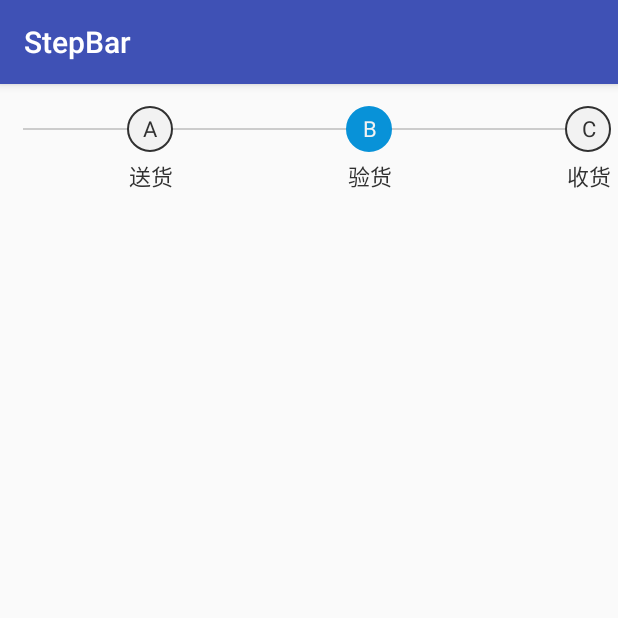
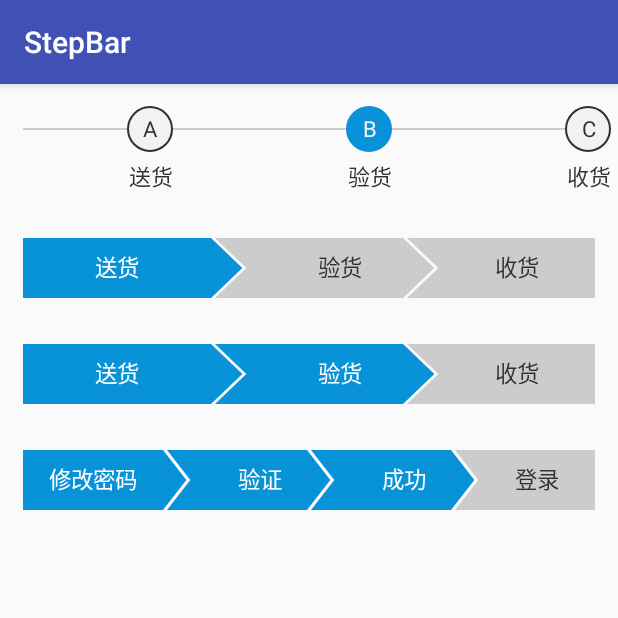
Before and after one commit to nanchen2251/StepBarView, an Android app: the screen it shows after launch (MainActivity), on a phone screen of 412 x 824 dp, the top half of it. Run offline under Robolectric (Android 15) with nearby library versions, the phone set to English and light mode, and no system bars.

Commit message:
增加第二种样式的 View

```diff
--- a/app/src/main/res/layout/activity_main.xml
+++ b/app/src/main/res/layout/activity_main.xml
@@ -1,10 +1,11 @@
 <?xml version="1.0" encoding="utf-8"?>
-<android.support.constraint.ConstraintLayout
+<LinearLayout
     xmlns:android="http://schemas.android.com/apk/res/android"
     xmlns:app="http://schemas.android.com/apk/res-auto"
     xmlns:tools="http://schemas.android.com/tools"
     android:layout_width="match_parent"
     android:layout_height="match_parent"
+    android:orientation="vertical"
     tools:context=".MainActivity">
 
     <com.nanchen.stepbarview.StepBarView
@@ -16,4 +17,26 @@
         app:step_check_number="1"
         app:step_top_name="@array/topNames"/>
 
-</android.support.constraint.ConstraintLayout>
+
+    <com.nanchen.stepbarview.StepView
+        android:layout_width="match_parent"
+        android:layout_height="wrap_content"
+        android:padding="15dp"
+        app:step_names="@array/bottomNames"/>
+
+
+    <com.nanchen.stepbarview.StepView
+        android:layout_width="match_parent"
+        android:layout_height="wrap_content"
+        android:padding="15dp"
+        app:check_num="1"
+        app:step_names="@array/bottomNames"/>
+
+    <com.nanchen.stepbarview.StepView
+        android:layout_width="match_parent"
+        android:layout_height="wrap_content"
+        android:padding="15dp"
+        app:check_num="2"
+        app:step_names="@array/stepNames"/>
+
+</LinearLayout>
--- a/app/src/main/res/values/strings.xml
+++ b/app/src/main/res/values/strings.xml
@@ -12,4 +12,12 @@
         <item>B</item>
         <item>C</item>
     </string-array>
+
+
+    <string-array name="stepNames">
+        <item>修改密码</item>
+        <item>验证</item>
+        <item>成功</item>
+        <item>登录</item>
+    </string-array>
 </resources>
--- /dev/null
+++ b/stepbarview/src/main/java/com/nanchen/stepbarview/StepView.java
@@ -0,0 +1,183 @@
+package com.nanchen.stepbarview;
+
+import android.content.Context;
+import android.content.res.TypedArray;
+import android.graphics.Canvas;
+import android.graphics.Color;
+import android.graphics.Paint;
+import android.graphics.Paint.FontMetrics;
+import android.graphics.Paint.Style;
+import android.graphics.Path;
+import android.support.annotation.Nullable;
+import android.util.AttributeSet;
+import android.util.Log;
+import android.util.TypedValue;
+import android.view.View;
+
+import java.util.ArrayList;
+import java.util.Arrays;
+import java.util.List;
+
+/**
+ * Author: nanchen
+ * Email: liushilin520@foxmail.com
+ * Date: 2018-05-25  14:03
+ */
+public class StepView extends View {
+
+    private static final String TAG = "StepView";
+    private static final int DEFAULT_COLOR_BG_CHECKED = Color.parseColor("#0892d8");
+    private static final int DEFAULT_COLOR_BG_UNCHECKED = Color.parseColor("#CCCCCC");
+    private static final int DEFAULT_COLOR_TV_CHECKED = Color.parseColor("#ffffff");
+    private static final int DEFAULT_COLOR_TV_UNCHECKED = Color.parseColor("#313131");
+    private static final int DEFAULT_STEP_HEIGHT = 40;
+    private static final int DEFAULT_PADDING = 3; // 默认间距
+
+
+    private Paint mPaint;  // 画笔
+    private int mColorBgChecked; // 已经进行了的步骤的颜色
+    private int mColorBgUnchecked; // 未进行步骤的颜色
+    private int mColorTvChecked; // 进行步骤的文本颜色
+    private int mColorTvUnchecked; // 未进行步骤的文本颜色
+    private List<String> mStepNames = new ArrayList<>();// 用于存放步骤 Title
+    private float mStepWidth;
+    private float mStepHeight;
+    private float mTipWidth;
+    private Path mPath;
+    private int mCheckedNum;
+    private int mPadding;
+    private int mStepNum;
+
+
+    public StepView(Context context) {
+        this(context, null);
+    }
+
+    public StepView(Context context, @Nullable AttributeSet attrs) {
+        this(context, attrs, 0);
+    }
+
+    public StepView(Context context, @Nullable AttributeSet attrs, int defStyleAttr) {
+        super(context, attrs, defStyleAttr);
+        TypedArray array = context.obtainStyledAttributes(attrs, R.styleable.StepView);
+        mColorBgChecked = array.getColor(R.styleable.StepView_bg_color_checked, DEFAULT_COLOR_BG_CHECKED);
+        mColorBgUnchecked = array.getColor(R.styleable.StepView_bg_color_unchecked, DEFAULT_COLOR_BG_UNCHECKED);
+        mColorTvChecked = array.getColor(R.styleable.StepView_tv_color_checked, DEFAULT_COLOR_TV_CHECKED);
+        mColorTvUnchecked = array.getColor(R.styleable.StepView_bg_color_unchecked, DEFAULT_COLOR_TV_UNCHECKED);
+        mPadding = (int) array.getDimension(R.styleable.StepView_step_view_padding, dp2px(DEFAULT_PADDING));
+        mStepHeight = array.getDimension(R.styleable.StepView_step_height, dp2px(DEFAULT_STEP_HEIGHT));
+        mCheckedNum = array.getInteger(R.styleable.StepView_check_num, 0);
+        int namesId = array.getResourceId(R.styleable.StepView_step_names, 0);
+        if (namesId != 0) {
+            mStepNames.addAll(Arrays.asList(getResources().getStringArray(namesId)));
+            mStepNum = mStepNames.size();
+        }
+        array.recycle();
+        init();
+    }
+
+    private void init() {
+        mPaint = new Paint(Paint.ANTI_ALIAS_FLAG);
+        mPaint.setTextSize(sp2px(15));
+        mPaint.setStrokeWidth(3);
+        Log.e(TAG, "init: " + sp2px(15));
+        mPath = new Path();
+    }
+
+    private float sp2px(int sp) {
+        return TypedValue.applyDimension(TypedValue.COMPLEX_UNIT_SP, sp, getResources().getDisplayMetrics());
+    }
+
+    private float dp2px(int dp) {
+        return TypedValue.applyDimension(TypedValue.COMPLEX_UNIT_DIP, dp, getResources().getDisplayMetrics());
+    }
+
+    @Override
+    protected void onMeasure(int widthMeasureSpec, int heightMeasureSpec) {
+//        super.onMeasure(widthMeasureSpec, heightMeasureSpec);
+        setMeasuredDimension(getWidth(widthMeasureSpec), getHeight(heightMeasureSpec));
+    }
+
+    private int getWidth(int widthMeasureSpec) {
+        int result = 0;
+        int size = MeasureSpec.getSize(widthMeasureSpec);
+        // 不管 Mode 为什么 都默认为 EXACTLY
+        mStepWidth = (size - getPaddingLeft() - getPaddingRight() - mPadding * (mStepNum - 1)) / mStepNum;
+        mTipWidth = mStepWidth / 6; // 无论高度用什么模式，都采用宽度的六分之一
+        return size;
+    }
+
+    private int getHeight(int heightMeasureSpec) {
+        int result = 0;
+        int height = MeasureSpec.getSize(heightMeasureSpec);
+        int mode = MeasureSpec.getMode(heightMeasureSpec);
+        if (mode == MeasureSpec.AT_MOST) {
+            // wrap_content
+            result = (int) mStepHeight + getPaddingTop() + getPaddingBottom();
+        } else {
+            // 定死或者 match_parent
+            result = height;
+        }
+        return result;
+    }
+
+    @Override
+    protected void onDraw(Canvas canvas) {
+        super.onDraw(canvas);
+
+
+        canvas.translate(getPaddingLeft(), getPaddingTop()); // 先把坐标中心移动到绘制的左上角
+
+
+        for (int i = 0; i < mStepNum; i++) {
+            mPath.reset();
+            mPath.moveTo(mStepWidth * i + mPadding * i, 0);
+
+            mPath.lineTo(mStepWidth * (i + 1) + mPadding * i, 0); // 绘制第一条横线
+            if (i != mStepNum - 1)
+                // 绘制右边的尖尖
+                mPath.lineTo((mStepWidth) * (i + 1) + mTipWidth + mPadding * i, mStepHeight / 2);
+            // 绘制右下角
+            mPath.lineTo(mStepWidth * (i + 1) + mPadding * i, mStepHeight);
+            // 绘制左下角
+            mPath.lineTo(mStepWidth * i + mPadding * i, mStepHeight);
+            if (i != 0) {
+                // 不是第一个还需要画尖尖
+                mPath.lineTo(mTipWidth + (mStepWidth + mPadding) * i, mStepHeight / 2);
+            }
+            mPath.close();
+
+            int bgColor = mColorBgUnchecked;
+            int tvColor = mColorTvUnchecked;
+
+            if (mCheckedNum >= i) {// 已经完成的步骤，切换颜色
+                bgColor = mColorBgChecked;
+                tvColor = mColorTvChecked;
+            }
+
+            mPaint.setColor(bgColor);
+            mPaint.setStyle(Style.FILL);
+            canvas.drawPath(mPath, mPaint);
+
+            // 绘制文字
+            mPaint.setStyle(Style.FILL);
+            FontMetrics metrics = mPaint.getFontMetrics();
+            int tvWidth = (int) mPaint.measureText(mStepNames.get(i));
+            int tvHeight = (int) (metrics.bottom - metrics.top);
+            mPaint.setColor(tvColor);
+            float x = 0;
+            float y = mStepHeight / 2 + tvHeight / 2 - metrics.bottom;
+            if (i == 0) { // 第一个
+                x = mStepWidth / 2 - tvWidth / 2;
+            } else if (i == mStepNum - 1) {
+                // 最后一个
+                x = (mStepWidth + mPadding) * i + (mStepWidth + mTipWidth) / 2 - tvWidth / 2;
+            } else {
+                // 中间的
+                x = (mStepWidth + mPadding) * i + mTipWidth + mStepWidth / 2 - tvWidth / 2;
+            }
+            canvas.drawText(mStepNames.get(i), x, y, mPaint);
+        }
+
+    }
+}
--- a/stepbarview/src/main/res/values/attrs.xml
+++ b/stepbarview/src/main/res/values/attrs.xml
@@ -16,4 +16,16 @@
         <attr name="step_bottom_name" format="reference"/>
         <attr name="step_check_number" format="integer"/>
     </declare-styleable>
+
+    <declare-styleable name="StepView">
+        <attr name="tv_color_checked" format="color"/>
+        <attr name="tv_color_unchecked" format="color"/>
+        <attr name="bg_color_checked" format="color"/>
+        <attr name="bg_color_unchecked" format="color"/>
+        <attr name="step_names" format="reference"/>
+        <attr name="step_view_padding" format="dimension"/>
+        <attr name="step_width" format="dimension"/>
+        <attr name="step_height" format="dimension"/>
+        <attr name="check_num" format="integer"/>
+    </declare-styleable>
 </resources>
```
Also changed, not shown: 1 other file.
